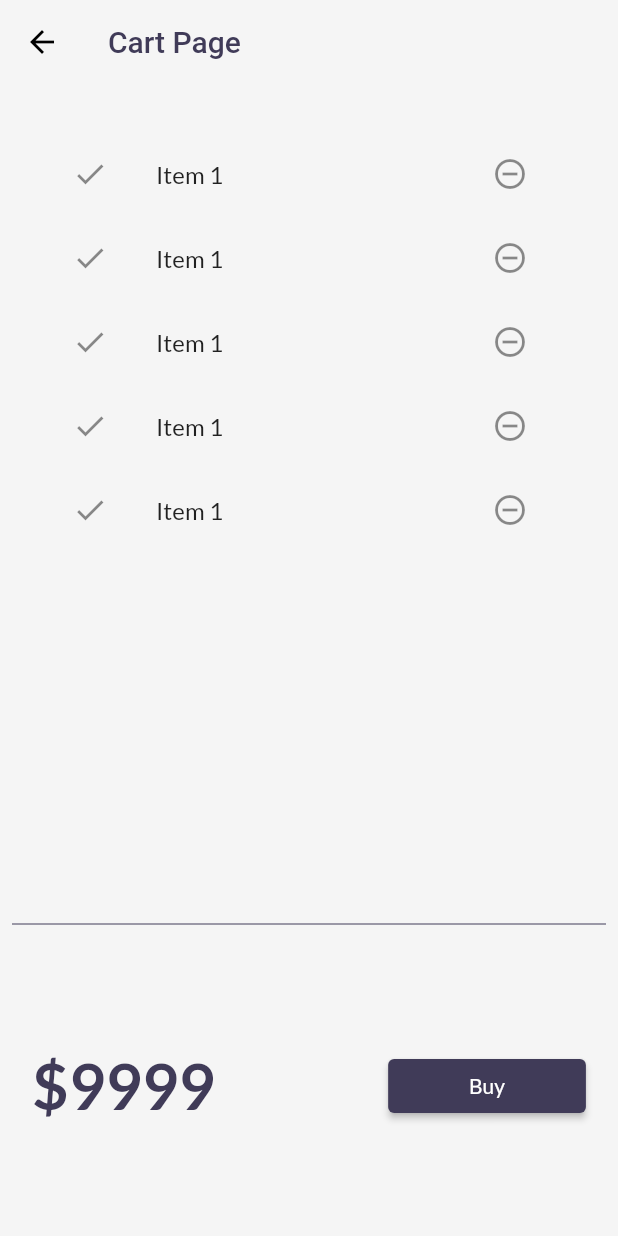
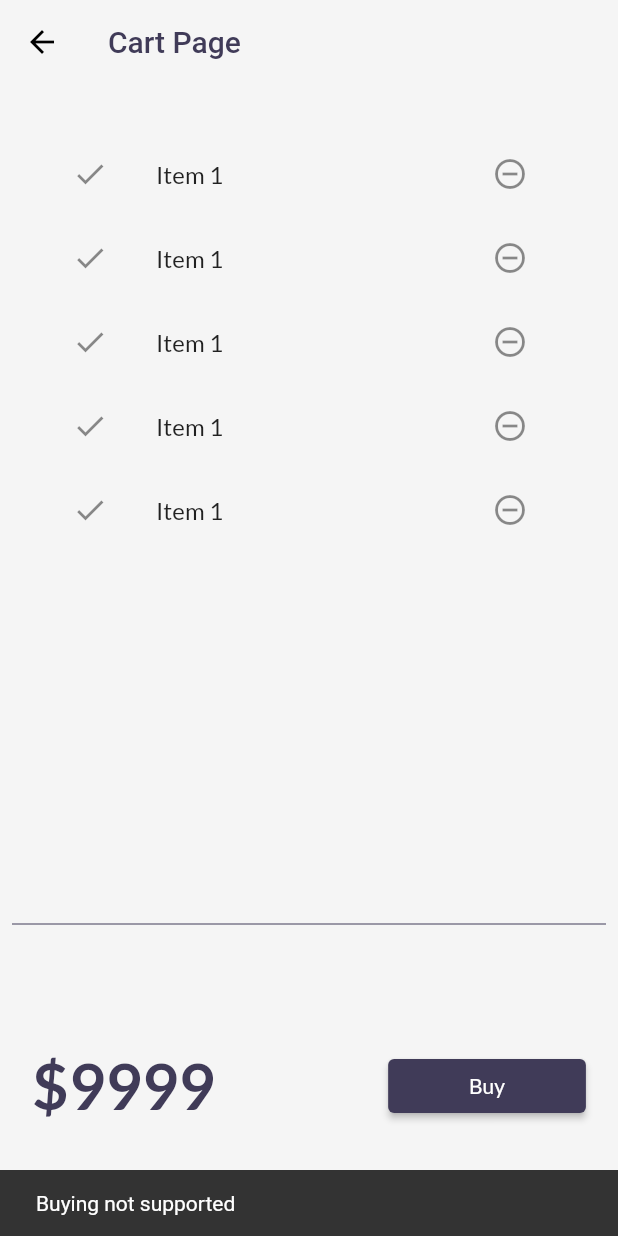
Before and after one commit to AvneetSingh2001/catalog-update, a Flutter app: the CartPage screen opened by its route, after a tap on "Buy", on a phone screen of 412 x 824 dp. Run offline on Flutter 3.47's test engine with Material 2 defaults, Android fonts, the phone set to English and light mode, and no system bars; our stand-ins replace google_fonts, velocity_x.

Commit message:
snackbar

```diff
--- a/lib/pages/cart_page.dart
+++ b/lib/pages/cart_page.dart
@@ -45,7 +45,10 @@ class _cartTotal extends StatelessWidget {
                   style: ButtonStyle(
                       backgroundColor: MaterialStateProperty.all(
                           Theme.of(context).buttonColor)),
-                  onPressed: () {},
+                  onPressed: () {
+                    ScaffoldMessenger.of(context).showSnackBar(
+                        SnackBar(content: "Buying not supported".text.make()));
+                  },
                   child: "Buy".text.make())
               .w32(context)
         ],
```
